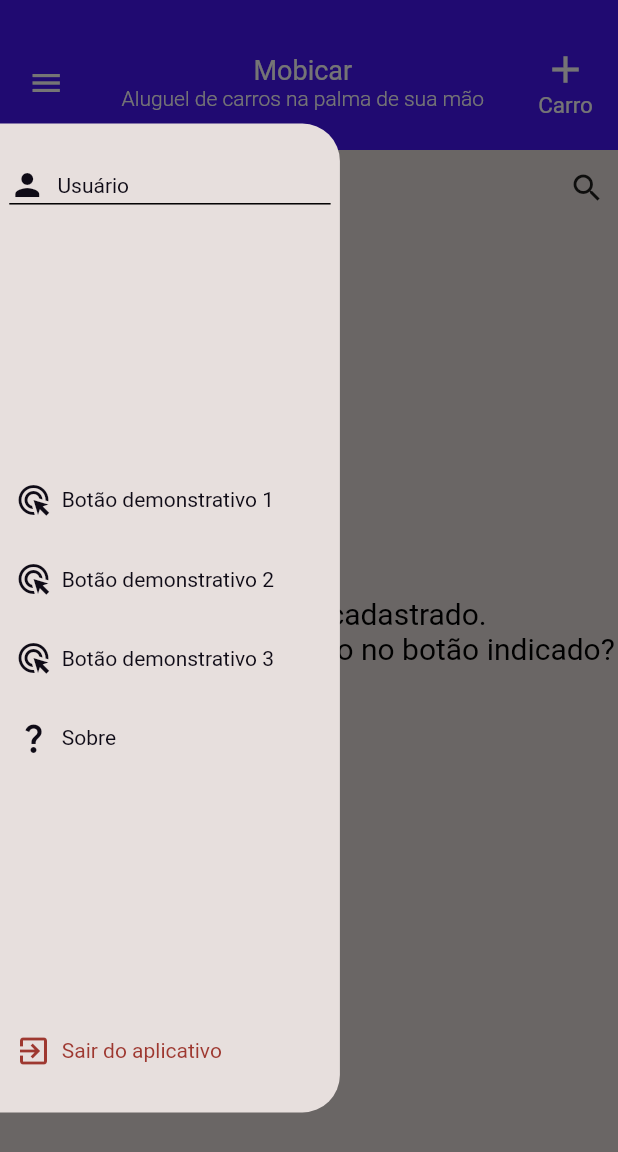
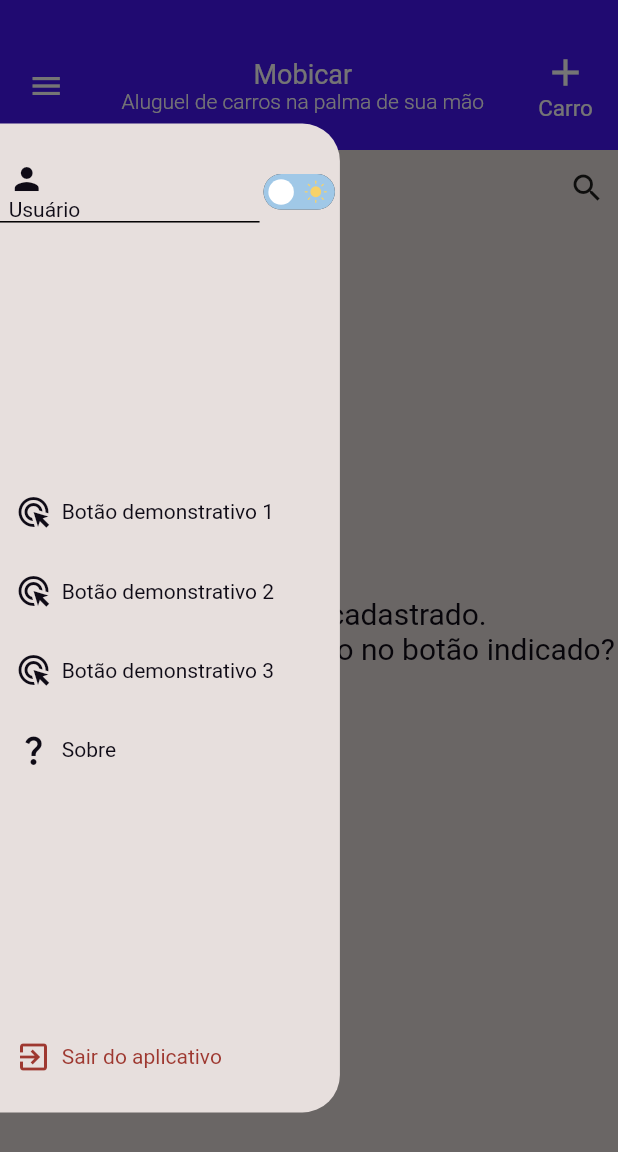
Before and after one commit to matheusAparicio/carsRegister, a Flutter app: the HomePage screen opened directly, with the side drawer open, on a phone screen of 412 x 824 dp. Shown: the top 1152 px of the screen. Run offline on Flutter 3.47's test engine with Material 2 defaults, Android fonts, the light colour scheme and no system bars; drawn by our look-alikes of auto_size_text; our stand-ins replace flutter_mobx, font_awesome_flutter, google_fonts, lottie, mobx, permission_handler and 1 more; accounts and stored records are empty; generated files the repository leaves out were written again; network calls fail; project files that could hold a hidden picture were left out.

Commit message:
ToggleLightModeSwitch added

```diff
--- a/lib/modules/ui/custom_widgets/general/drawer_button.dart
+++ b/lib/modules/ui/custom_widgets/general/drawer_button.dart
@@ -1,5 +1,5 @@
 import 'package:auto_size_text/auto_size_text.dart';
-import 'package:carsregister/modules/domain/mobx_state/settings_state.dart';
+import 'package:carsregister/modules/domain/mobx_state/preferences_state.dart';
 import 'package:flutter/material.dart';
 import 'package:google_fonts/google_fonts.dart';
 
@@ -10,6 +10,7 @@ class DrawerButton extends StatefulWidget {
   final BoxDecoration? buttonDecoration;
   final Color? buttonColor;
   final dynamic onTap;
+  final bool iconOnTop;
   const DrawerButton({
     Key? key,
     required this.buttonIcon,
@@ -17,7 +18,8 @@ class DrawerButton extends StatefulWidget {
     required this.buttonWidth,
     this.buttonDecoration,
     this.buttonColor,
-    this.onTap
+    this.onTap,
+    this.iconOnTop = false,
   }) : super(key: key);
 
   @override
@@ -33,18 +35,30 @@ class _DrawerButtonState extends State<DrawerButton> {
         width: widget.buttonWidth,
         decoration: widget.buttonDecoration,
         alignment: Alignment.centerLeft,
-        child: Row(
+        child: Column(
+          crossAxisAlignment: CrossAxisAlignment.start,
+          children: [
+            widget.iconOnTop ? Container(
+              width: widget.buttonWidth * .1,
+              margin: EdgeInsets.only(left: widget.buttonWidth / 30),
+              alignment: Alignment.center,
+              child: Icon(
+                widget.buttonIcon,
+                color: widget.buttonColor ?? preferencesState.secondaryTextColor,
+              ),
+            ) : const SizedBox(),
+            Row(
               mainAxisAlignment: MainAxisAlignment.start,
               children: [
-            Container(
+                !widget.iconOnTop ? Container(
                   width: widget.buttonWidth * .1,
                   margin: EdgeInsets.only(right: widget.buttonWidth * .05),
                   alignment: Alignment.center,
                   child: Icon(
                     widget.buttonIcon,
-                color: widget.buttonColor ?? settingsState.secondaryTextColor,
+                    color: widget.buttonColor ?? preferencesState.secondaryTextColor,
                   ),
-            ),
+                ) : SizedBox(width: widget.buttonWidth / 30),
                 SizedBox(
                   width: widget.buttonWidth * .85,
                   child: AutoSizeText(
@@ -53,9 +67,11 @@ class _DrawerButtonState extends State<DrawerButton> {
                     minFontSize: 10,
                     maxFontSize: 20,
                     style: GoogleFonts.roboto(
-                  color: widget.buttonColor ?? settingsState.secondaryTextColor,
+                      color: widget.buttonColor ?? preferencesState.secondaryTextColor,
                     ),
                   ),
+                ),
+              ],
             ),
           ],
         ),
--- a/lib/modules/ui/custom_widgets/general/main_button.dart
+++ b/lib/modules/ui/custom_widgets/general/main_button.dart
@@ -1,4 +1,4 @@
-import 'package:carsregister/modules/domain/mobx_state/settings_state.dart';
+import 'package:carsregister/modules/domain/mobx_state/preferences_state.dart';
 import 'package:flutter/material.dart';
 import 'package:google_fonts/google_fonts.dart';
 
@@ -33,12 +33,12 @@ class _MainButtonState extends State<MainButton> {
         margin: const EdgeInsets.only(bottom: 15),
         decoration: widget.boxDecoration ??
             BoxDecoration(
-                color: settingsState.primaryColor,
+                color: preferencesState.primaryColor,
                 borderRadius: BorderRadius.circular(25)),
         child: Text(
           widget.buttonName,
           style: GoogleFonts.roboto(
-            color: settingsState.primaryTextColor,
+            color: preferencesState.primaryTextColor,
             fontSize: 16
           ),
         ),
--- /dev/null
+++ b/lib/modules/ui/custom_widgets/general/toggle_light_mode_switch.dart
@@ -0,0 +1,59 @@
+import 'package:carsregister/modules/domain/mobx_state/preferences_state.dart';
+import 'package:flutter/material.dart';
+import 'package:lottie/lottie.dart';
+
+class ToggleLightModeSwitch extends StatefulWidget {
+  final double? width;
+  const ToggleLightModeSwitch({Key? key, this.width}) : super(key: key);
+
+  @override
+  State<ToggleLightModeSwitch> createState() => _ToggleLightModeSwitch();
+}
+
+class _ToggleLightModeSwitch extends State<ToggleLightModeSwitch>
+    with SingleTickerProviderStateMixin {
+  late AnimationController toggleLightModeController;
+
+  @override
+  dispose() {
+    toggleLightModeController.dispose();
+    super.dispose();
+  }
+
+  @override
+  void initState() {
+    toggleLightModeController = AnimationController(
+      vsync: this,
+      duration: const Duration(milliseconds: 800),
+      reverseDuration: const Duration(milliseconds: 800),
+    );
+
+    if (preferencesState.darkMode) {
+      toggleLightModeController.animateTo(1,
+          duration: const Duration(milliseconds: 0));
+    }
+    super.initState();
+  }
+
+  @override
+  Widget build(BuildContext context) {
+    return MouseRegion(
+      cursor: SystemMouseCursors.click,
+      child: GestureDetector(
+        onTap: () async {
+          preferencesState.toggleLightMode();
+          preferencesState.darkMode
+              ? await toggleLightModeController.forward()
+              : await toggleLightModeController.animateTo(0);
+        },
+        child: SizedBox(
+          width: widget.width,
+          child: Lottie.asset(
+            "lib/assets/lottie/toggle_light_mode.json",
+            controller: toggleLightModeController,
+          ),
+        ),
+      ),
+    );
+  }
+}
--- a/lib/modules/ui/custom_widgets/home_page/car_list_view/car_list_view.dart
+++ b/lib/modules/ui/custom_widgets/home_page/car_list_view/car_list_view.dart
@@ -1,5 +1,5 @@
 import 'package:carsregister/modules/domain/mobx_state/query_state.dart';
-import 'package:carsregister/modules/domain/mobx_state/settings_state.dart';
+import 'package:carsregister/modules/domain/mobx_state/preferences_state.dart';
 import 'package:carsregister/modules/ui/custom_widgets/home_page/car_list_view/components/car_list_view_options.dart';
 import 'package:carsregister/modules/ui/utilities/app_text_formats.dart';
 import 'package:carsregister/modules/ui/utilities/app_text_styles.dart';
@@ -85,13 +85,13 @@ class _CarListViewState extends State<CarListView> {
                                 Text(
                                   "Valor FIPE: ${queryState.carListDisplay[index]["carFipe"]}",
                                   style: GoogleFonts.roboto(
-                                    color: settingsState.secondaryTextColor,
+                                    color: preferencesState.secondaryTextColor,
                                   ),
                                 ),
                                 Text(
                                   "Aluguel: ${AppTextFormats().currencyFormat.format(queryState.carListDisplay[index]["billingValue"])}/${queryState.carListDisplay[index]["billingMethod"].substring(4)} ${queryState.carListDisplay[index]["isGasCharged"].toString().turnBoolToMessage(message: "+ Combustível")}",
                                   style: GoogleFonts.roboto(
-                                    color: settingsState.secondaryTextColor,
+                                    color: preferencesState.secondaryTextColor,
                                   ),
                                 ),
                               ]),
--- a/lib/modules/ui/custom_widgets/home_page/search_and_add_bar.dart
+++ b/lib/modules/ui/custom_widgets/home_page/search_and_add_bar.dart
@@ -1,5 +1,5 @@
 import 'package:carsregister/modules/domain/mobx_state/query_state.dart';
-import 'package:carsregister/modules/domain/mobx_state/settings_state.dart';
+import 'package:carsregister/modules/domain/mobx_state/preferences_state.dart';
 import 'package:carsregister/modules/ui/utilities/app_colors.dart';
 import 'package:carsregister/modules/ui/utilities/app_text_styles.dart';
 import 'package:flutter/material.dart';
@@ -39,7 +39,7 @@ class _SearchAndAddBarState extends State<SearchAndAddBar> {
                     controller: queryState.searchBarController,
                     textAlign: TextAlign.center,
                     textAlignVertical: TextAlignVertical.center,
-                    cursorColor: settingsState.secondaryTextColor,
+                    cursorColor: preferencesState.secondaryTextColor,
                     decoration: InputDecoration(
                       border: InputBorder.none,
                       hintText: "Pesquisar",
--- a/lib/modules/ui/pages/about_page/components/about_page_app_bar.dart
+++ b/lib/modules/ui/pages/about_page/components/about_page_app_bar.dart
@@ -1,4 +1,4 @@
-import 'package:carsregister/modules/domain/mobx_state/settings_state.dart';
+import 'package:carsregister/modules/domain/mobx_state/preferences_state.dart';
 import 'package:carsregister/modules/ui/pages/home_page/home_page.dart';
 import 'package:flutter/material.dart';
 import 'package:google_fonts/google_fonts.dart';
@@ -18,7 +18,7 @@ class _AboutPageAppBarState extends State<AboutPageAppBar> {
       width: MediaQuery.of(context).size.width,
       height: widget.appBarHeight,
       decoration: BoxDecoration(
-        color: settingsState.primaryColor,
+        color: preferencesState.primaryColor,
       ),
       child: Column(
         mainAxisAlignment: MainAxisAlignment.spaceEvenly,
--- a/lib/modules/ui/pages/home_page/components/home_page_app_bar.dart
+++ b/lib/modules/ui/pages/home_page/components/home_page_app_bar.dart
@@ -1,4 +1,4 @@
-import 'package:carsregister/modules/domain/mobx_state/settings_state.dart';
+import 'package:carsregister/modules/domain/mobx_state/preferences_state.dart';
 import 'package:carsregister/modules/ui/custom_widgets/general/compact_button.dart';
 import 'package:carsregister/modules/ui/custom_widgets/home_page/add_car_dialog/add_car_dialog.dart';
 import 'package:flutter/material.dart';
@@ -20,12 +20,12 @@ class _HomePageAppBarState extends State<HomePageAppBar> {
       width: MediaQuery.of(context).size.width,
       height: widget.appBarHeight,
       decoration: BoxDecoration(
-        color: settingsState.primaryColor,
+        color: preferencesState.primaryColor,
       ),
       child: Column(
         mainAxisAlignment: MainAxisAlignment.spaceEvenly,
         children: [
-          const SizedBox(),
+          SizedBox(height: widget.appBarHeight / 15),
           Row(
               mainAxisAlignment: MainAxisAlignment.spaceBetween,
               crossAxisAlignment: CrossAxisAlignment.center,
--- a/lib/modules/ui/pages/home_page/components/home_page_body.dart
+++ b/lib/modules/ui/pages/home_page/components/home_page_body.dart
@@ -1,5 +1,5 @@
 import 'package:carsregister/modules/domain/mobx_state/query_state.dart';
-import 'package:carsregister/modules/domain/mobx_state/settings_state.dart';
+import 'package:carsregister/modules/domain/mobx_state/preferences_state.dart';
 import 'package:carsregister/modules/ui/custom_widgets/general/compact_button.dart';
 import 'package:carsregister/modules/ui/custom_widgets/home_page/car_list_view/car_list_view.dart';
 import 'package:carsregister/modules/ui/custom_widgets/home_page/search_and_add_bar.dart';
@@ -22,7 +22,7 @@ class _HomePageBodyState extends State<HomePageBody> {
       return Container(
         width: MediaQuery.of(context).size.width,
         height: MediaQuery.of(context).size.height,
-        color: settingsState.secondaryColor,
+        color: preferencesState.secondaryColor,
         child: Stack(
           children: [
             Column(
@@ -44,16 +44,18 @@ class _HomePageBodyState extends State<HomePageBody> {
                       children: [
                         Text(
                           "Nenhum carro cadastrado.\nQue tal cadastrar um novo no botão indicado?",
-                          style: AppTextStyles().mainTextStyle(fontSize: 20),
+                          style: AppTextStyles().mainTextStyle(
+                            fontSize: 20,
+                            color: preferencesState.secondaryTextColor,
+                          ),
                           textAlign: TextAlign.center,
                         ),
                         CompactButton(
-                          width: MediaQuery.of(context).size.width * .15,
-                          height: MediaQuery.of(context).size.height * .1,
-                          buttonName: "Carro",
-                          buttonIcon: Icons.add,
-                          color: AppColors().greyColor
-                        )
+                            width: MediaQuery.of(context).size.width * .15,
+                            height: MediaQuery.of(context).size.height * .1,
+                            buttonName: "Carro",
+                            buttonIcon: Icons.add,
+                            color: AppColors().greyColor)
                       ],
                     ),
                   ),
--- a/lib/modules/ui/pages/home_page/components/home_page_drawer.dart
+++ b/lib/modules/ui/pages/home_page/components/home_page_drawer.dart
@@ -1,9 +1,11 @@
 import 'dart:io';
-import 'package:carsregister/modules/domain/mobx_state/settings_state.dart';
+import 'package:carsregister/modules/domain/mobx_state/preferences_state.dart';
 import 'package:carsregister/modules/ui/custom_widgets/general/drawer_button.dart';
+import 'package:carsregister/modules/ui/custom_widgets/general/toggle_light_mode_switch.dart';
 import 'package:carsregister/modules/ui/pages/about_page/about_page.dart';
 import 'package:carsregister/modules/ui/utilities/app_colors.dart';
 import 'package:flutter/material.dart';
+import 'package:flutter_mobx/flutter_mobx.dart';
 
 class HomePageDrawer extends StatefulWidget {
   const HomePageDrawer({Key? key}) : super(key: key);
@@ -15,12 +17,13 @@ class HomePageDrawer extends StatefulWidget {
 class _HomePageDrawerState extends State<HomePageDrawer> {
   @override
   Widget build(BuildContext context) {
+    return Observer(builder: (_) {
       return Container(
         width: MediaQuery.of(context).size.width * .55,
         height: MediaQuery.of(context).size.height * .8,
         alignment: Alignment.center,
         decoration: BoxDecoration(
-        color: settingsState.secondaryColor,
+          color: preferencesState.secondaryColor,
           borderRadius: const BorderRadius.only(
             topRight: Radius.circular(25),
             bottomRight: Radius.circular(25),
@@ -30,21 +33,28 @@ class _HomePageDrawerState extends State<HomePageDrawer> {
           mainAxisAlignment: MainAxisAlignment.spaceEvenly,
           crossAxisAlignment: CrossAxisAlignment.center,
           children: [
+            Row(
+              children: [
                 DrawerButton(
                   buttonIcon: Icons.person,
                   buttonName: "Usuário",
-            buttonWidth: MediaQuery.of(context).size.width * .52,
+                  buttonWidth: MediaQuery.of(context).size.width * .42,
                   buttonDecoration: const BoxDecoration(
                     border: Border(
                       bottom: BorderSide(),
                     ),
                   ),
+                  iconOnTop: true,
+                ),
+                ToggleLightModeSwitch(
+                    width: MediaQuery.of(context).size.width * .13),
+              ],
             ),
             SizedBox(
               height: MediaQuery.of(context).size.height * .6,
               child: Column(
                   mainAxisAlignment: MainAxisAlignment.center,
-                crossAxisAlignment: CrossAxisAlignment.center,
+                  crossAxisAlignment: CrossAxisAlignment.start,
                   children: [
                     DrawerButton(
                       buttonIcon: Icons.ads_click,
@@ -85,10 +95,10 @@ class _HomePageDrawerState extends State<HomePageDrawer> {
                 buttonColor: AppColors().redColor,
                 onTap: () {
                   exit(0);
-            }
-          ),
+                }),
           ],
         ),
       );
+    });
   }
 }
--- a/lib/modules/ui/pages/splashscreen_page.dart
+++ b/lib/modules/ui/pages/splashscreen_page.dart
@@ -3,7 +3,7 @@ import 'dart:io';
 import 'package:carsregister/modules/database/cars_database.dart';
 import 'package:carsregister/modules/domain/mobx_state/query_state.dart';
 import 'package:carsregister/modules/domain/mobx_state/register_state.dart';
-import 'package:carsregister/modules/domain/mobx_state/settings_state.dart';
+import 'package:carsregister/modules/domain/mobx_state/preferences_state.dart';
 import 'package:carsregister/modules/ui/pages/home_page/home_page.dart';
 import 'package:carsregister/modules/ui/utilities/app_colors.dart';
 import 'package:flutter/material.dart';
@@ -56,7 +56,7 @@ class _SplashscreenPageState extends State<SplashscreenPage> {
         Text(
           "Mobicar, aluguel de carros inteligente.",
           style: GoogleFonts.roboto(
-            color: settingsState.primaryTextColor,
+            color: preferencesState.primaryTextColor,
             decoration: TextDecoration.none,
             fontSize: 22,
             fontWeight: FontWeight.w400,
```
Also changed, not shown: lib/assets/lottie/toggle_light_mode.json (added, +1 -0 lines), lib/modules/domain/mobx_state/preferences_state.dart (added, +44 -0 lines), lib/modules/domain/mobx_state/settings_state.dart (deleted, +0 -24 lines), lib/modules/ui/custom_widgets/general/confirmation_dialog.dart (+5 -5 lines), lib/modules/ui/custom_widgets/general/dropdown_text.dart (+4 -5 lines), lib/modules/ui/custom_widgets/home_page/add_car_dialog/add_car_dialog.dart (+13 -13 lines), lib/modules/ui/custom_widgets/home_page/add_car_dialog/components/add_car_dialog_info.dart (+12 -7 lines), lib/modules/ui/custom_widgets/home_page/add_car_dialog/components/add_car_dialog_payment.dart (+16 -7 lines), lib/modules/ui/custom_widgets/home_page/car_list_view/components/car_list_view_options.dart (+6 -6 lines), lib/modules/domain/mobx_state/preferences_state.g.dart. Lines whose indentation alone changed are shown as unchanged.
